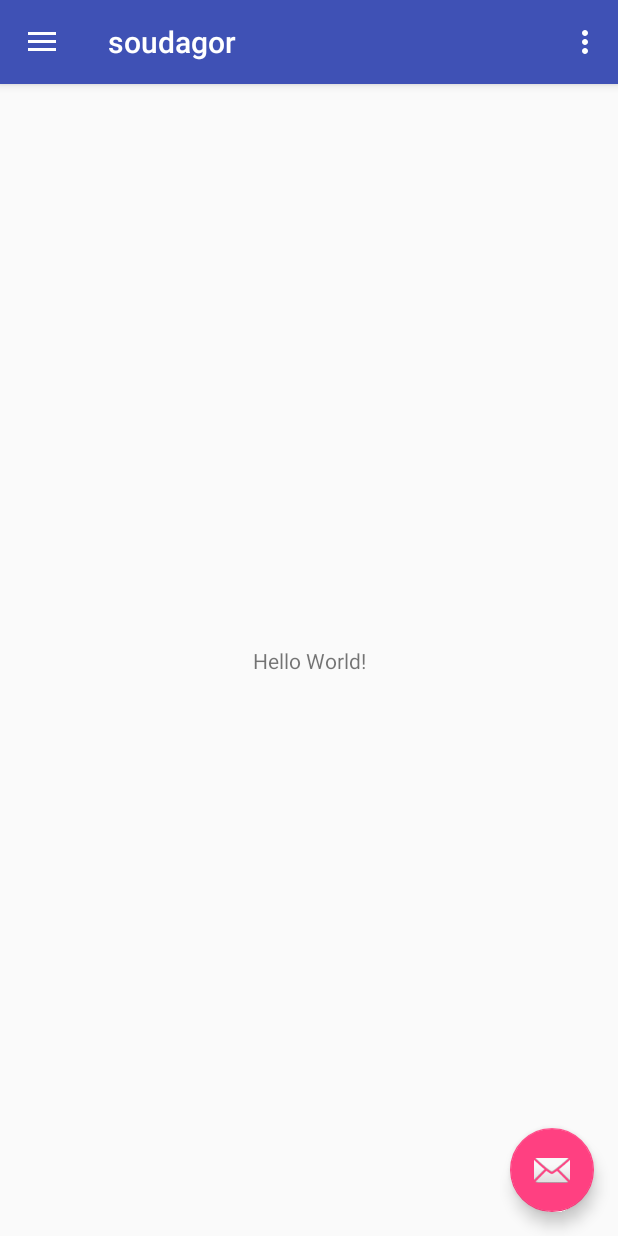
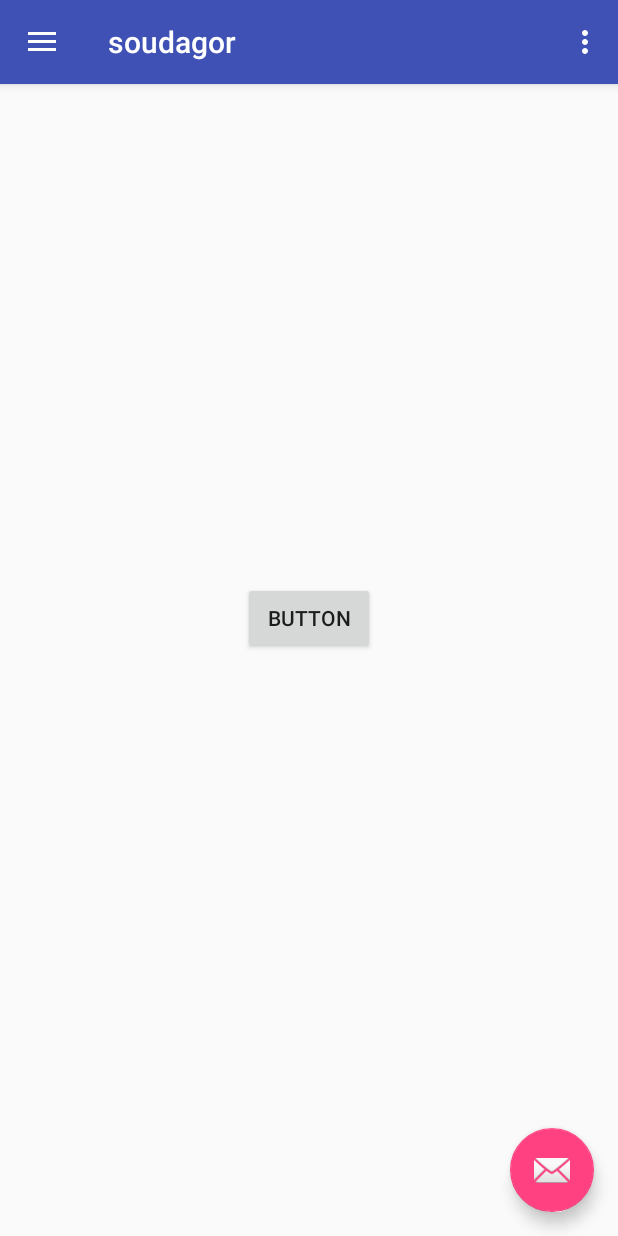
Before and after one commit to NSU-SU19CSE299S01/SU19CSE299S01G05NSU, an Android app: the screen it shows after launch (MainActivity), on a phone screen of 412 x 824 dp. Run offline under Robolectric (Android 15) with nearby library versions, the phone set to English and light mode, and no system bars.

Commit message:
updated & completed pending tasks
1. Android studio updated
for this old depedencies were obsolete and had to update them also to androidx.
2. completed add service activity
3. placed fragment over mainactivity

```diff
--- a/ProjectCode/app/src/main/AndroidManifest.xml
+++ b/ProjectCode/app/src/main/AndroidManifest.xml
@@ -8,9 +8,7 @@
          location permissions for the 'MyLocation' functionality.
     -->
 
-    <uses-sdk
-        android:minSdkVersion="18"
-        android:targetSdkVersion="22" />
+
 
     <uses-permission android:name="android.permission.INTERNET" />
     <uses-permission android:name="android.permission.ACCESS_FINE_LOCATION" />
@@ -24,13 +22,13 @@
     <uses-permission android:name="android.permission.READ_EXTERNAL_STORAGE" />
 
     <application
-        android:name="android.support.multidex.MultiDexApplication"
         android:allowBackup="true"
         android:icon="@mipmap/ic_launcher"
         android:label="@string/app_name"
         android:roundIcon="@mipmap/ic_launcher_round"
         android:supportsRtl="true"
         android:theme="@style/AppTheme">
+
         <activity
             android:name=".MainActivity"
             android:label="@string/app_name"
--- a/ProjectCode/app/src/main/java/com/example/jhasan/soudagor/MainActivity.java
+++ b/ProjectCode/app/src/main/java/com/example/jhasan/soudagor/MainActivity.java
@@ -1,21 +1,32 @@
 package com.example.jhasan.soudagor;
 
+import android.os.Build;
 import android.os.Bundle;
-import android.support.design.widget.FloatingActionButton;
-import android.support.design.widget.Snackbar;
-import android.view.View;
-import android.support.design.widget.NavigationView;
-import android.support.v4.view.GravityCompat;
-import android.support.v4.widget.DrawerLayout;
-import android.support.v7.app.ActionBarDrawerToggle;
-import android.support.v7.app.AppCompatActivity;
-import android.support.v7.widget.Toolbar;
 import android.view.Menu;
 import android.view.MenuItem;
+import android.view.View;
+import android.widget.Button;
+
+import androidx.annotation.RequiresApi;
+import androidx.appcompat.app.ActionBarDrawerToggle;
+import androidx.appcompat.app.AppCompatActivity;
+import androidx.appcompat.widget.Toolbar;
+import androidx.core.view.GravityCompat;
+import androidx.drawerlayout.widget.DrawerLayout;
+
+import com.example.jhasan.fragments.AddServcie;
+import com.google.android.material.floatingactionbutton.FloatingActionButton;
+import com.google.android.material.navigation.NavigationView;
+import com.google.android.material.snackbar.Snackbar;
+
 
 public class MainActivity extends AppCompatActivity
-        implements NavigationView.OnNavigationItemSelectedListener {
+        implements NavigationView.OnNavigationItemSelectedListener, View.OnClickListener {
 
+    private Button addService;
+
+
+    @RequiresApi(api = Build.VERSION_CODES.LOLLIPOP)
     @Override
     protected void onCreate(Bundle savedInstanceState) {
         super.onCreate(savedInstanceState);
@@ -40,6 +51,9 @@ public class MainActivity extends AppCompatActivity
 
         NavigationView navigationView = (NavigationView) findViewById(R.id.nav_view);
         navigationView.setNavigationItemSelectedListener(this);
+
+
+        findViewById(R.id.button).setOnClickListener(this);
     }
 
     @Override
@@ -98,4 +112,11 @@ public class MainActivity extends AppCompatActivity
         drawer.closeDrawer(GravityCompat.START);
         return true;
     }
+
+    @Override
+    public void onClick(View view) {
+        getSupportFragmentManager().beginTransaction()
+                .add(R.id.container, new AddServcie())
+                .commit();
+    }
 }
--- a/ProjectCode/app/src/main/java/com/example/jhasan/soudagor/MapsActivity.java
+++ b/ProjectCode/app/src/main/java/com/example/jhasan/soudagor/MapsActivity.java
@@ -1,14 +1,13 @@
 package com.example.jhasan.soudagor;
 
-import android.app.Activity;
 import android.os.Bundle;
-import android.support.v7.app.AppCompatActivity;
+
+import androidx.appcompat.app.AppCompatActivity;
 
 import com.google.android.gms.maps.CameraUpdateFactory;
 import com.google.android.gms.maps.GoogleMap;
 import com.google.android.gms.maps.OnMapReadyCallback;
 import com.google.android.gms.maps.SupportMapFragment;
-import com.google.android.gms.maps.model.BitmapDescriptorFactory;
 import com.google.android.gms.maps.model.LatLng;
 import com.google.android.gms.maps.model.Marker;
 import com.google.android.gms.maps.model.MarkerOptions;
--- a/ProjectCode/app/src/main/res/layout/activity_main.xml
+++ b/ProjectCode/app/src/main/res/layout/activity_main.xml
@@ -1,5 +1,5 @@
 <?xml version="1.0" encoding="utf-8"?>
-<android.support.v4.widget.DrawerLayout xmlns:android="http://schemas.android.com/apk/res/android"
+<androidx.drawerlayout.widget.DrawerLayout xmlns:android="http://schemas.android.com/apk/res/android"
     xmlns:app="http://schemas.android.com/apk/res-auto"
     xmlns:tools="http://schemas.android.com/tools"
     android:id="@+id/drawer_layout"
@@ -13,7 +13,7 @@
         android:layout_width="match_parent"
         android:layout_height="match_parent" />
 
-    <android.support.design.widget.NavigationView
+    <com.google.android.material.navigation.NavigationView
         android:id="@+id/nav_view"
         android:layout_width="wrap_content"
         android:layout_height="match_parent"
@@ -22,4 +22,5 @@
         app:headerLayout="@layout/nav_header_main"
         app:menu="@menu/activity_main_drawer" />
 
-</android.support.v4.widget.DrawerLayout>
+
+</androidx.drawerlayout.widget.DrawerLayout>
--- a/ProjectCode/app/src/main/res/layout/app_bar_main.xml
+++ b/ProjectCode/app/src/main/res/layout/app_bar_main.xml
@@ -1,28 +1,28 @@
 <?xml version="1.0" encoding="utf-8"?>
-<android.support.design.widget.CoordinatorLayout xmlns:android="http://schemas.android.com/apk/res/android"
+<androidx.coordinatorlayout.widget.CoordinatorLayout xmlns:android="http://schemas.android.com/apk/res/android"
     xmlns:app="http://schemas.android.com/apk/res-auto"
     xmlns:tools="http://schemas.android.com/tools"
     android:layout_width="match_parent"
     android:layout_height="match_parent"
     tools:context="com.example.jhasan.soudagor.MainActivity">
 
-    <android.support.design.widget.AppBarLayout
+    <com.google.android.material.appbar.AppBarLayout
         android:layout_width="match_parent"
         android:layout_height="wrap_content"
         android:theme="@style/AppTheme.AppBarOverlay">
 
-        <android.support.v7.widget.Toolbar
+        <androidx.appcompat.widget.Toolbar
             android:id="@+id/toolbar"
             android:layout_width="match_parent"
             android:layout_height="?attr/actionBarSize"
             android:background="?attr/colorPrimary"
             app:popupTheme="@style/AppTheme.PopupOverlay" />
 
-    </android.support.design.widget.AppBarLayout>
+    </com.google.android.material.appbar.AppBarLayout>
 
     <include layout="@layout/content_main" />
 
-    <android.support.design.widget.FloatingActionButton
+    <com.google.android.material.floatingactionbutton.FloatingActionButton
         android:id="@+id/fab"
         android:layout_width="wrap_content"
         android:layout_height="wrap_content"
@@ -30,4 +30,4 @@
         android:layout_margin="@dimen/fab_margin"
         app:srcCompat="@android:drawable/ic_dialog_email" />
 
-</android.support.design.widget.CoordinatorLayout>
+</androidx.coordinatorlayout.widget.CoordinatorLayout>
--- a/ProjectCode/app/src/main/res/layout/content_main.xml
+++ b/ProjectCode/app/src/main/res/layout/content_main.xml
@@ -1,20 +1,24 @@
 <?xml version="1.0" encoding="utf-8"?>
-<android.support.constraint.ConstraintLayout xmlns:android="http://schemas.android.com/apk/res/android"
+<RelativeLayout xmlns:android="http://schemas.android.com/apk/res/android"
     xmlns:app="http://schemas.android.com/apk/res-auto"
     xmlns:tools="http://schemas.android.com/tools"
     android:layout_width="match_parent"
     android:layout_height="match_parent"
-    app:layout_behavior="@string/appbar_scrolling_view_behavior"
     tools:context="com.example.jhasan.soudagor.MainActivity"
     tools:showIn="@layout/app_bar_main">
 
-    <TextView
+    <FrameLayout
+        android:id="@+id/container"
+        android:layout_width="match_parent"
+        android:layout_height="match_parent"
+        />
+
+    <Button
+        android:id="@+id/button"
         android:layout_width="wrap_content"
         android:layout_height="wrap_content"
-        android:text="Hello World!"
-        app:layout_constraintBottom_toBottomOf="parent"
-        app:layout_constraintLeft_toLeftOf="parent"
-        app:layout_constraintRight_toRightOf="parent"
-        app:layout_constraintTop_toTopOf="parent" />
+        android:text="Button"
+        android:layout_centerInParent="true"
+        />
 
-</android.support.constraint.ConstraintLayout>
+</RelativeLayout>
--- a/ProjectCode/build.gradle
+++ b/ProjectCode/build.gradle
@@ -5,11 +5,12 @@ buildscript {
     repositories {
         google()
         jcenter()
+        maven { url "https://maven.google.com" }
     }
     dependencies {
-        classpath 'com.android.tools.build:gradle:3.0.1'
+        classpath 'com.android.tools.build:gradle:3.4.1'
         classpath 'com.google.gms:google-services:4.2.0'
-        classpath 'com.google.gms:google-services:3.0.0'
+        classpath 'com.google.gms:google-services:3.2.0'
 
 
         // NOTE: Do not place your application dependencies here; they belong
```
Also changed, not shown: ProjectCode/app/build.gradle (+33 -18 lines), ProjectCode/app/src/main/java/com/example/jhasan/fragments/AddServcie.java (+120 -60 lines), ProjectCode/app/src/main/java/com/example/jhasan/fragments/serviceFeed.java (+1 -11 lines), ProjectCode/gradle/wrapper/gradle-wrapper.properties.
